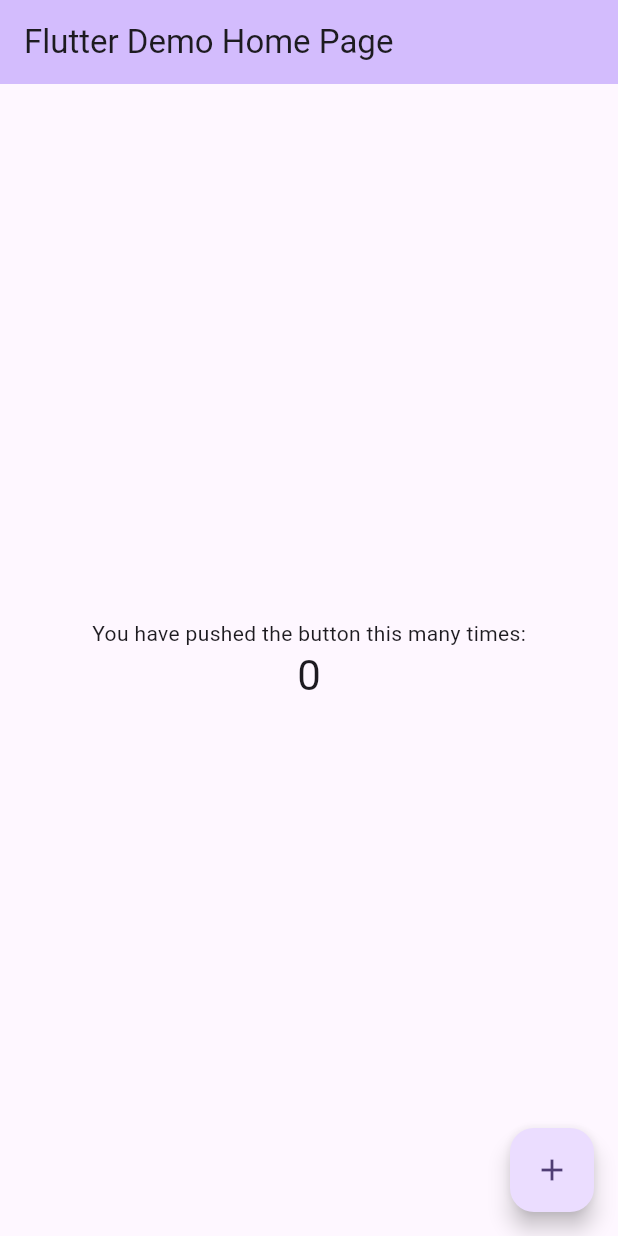
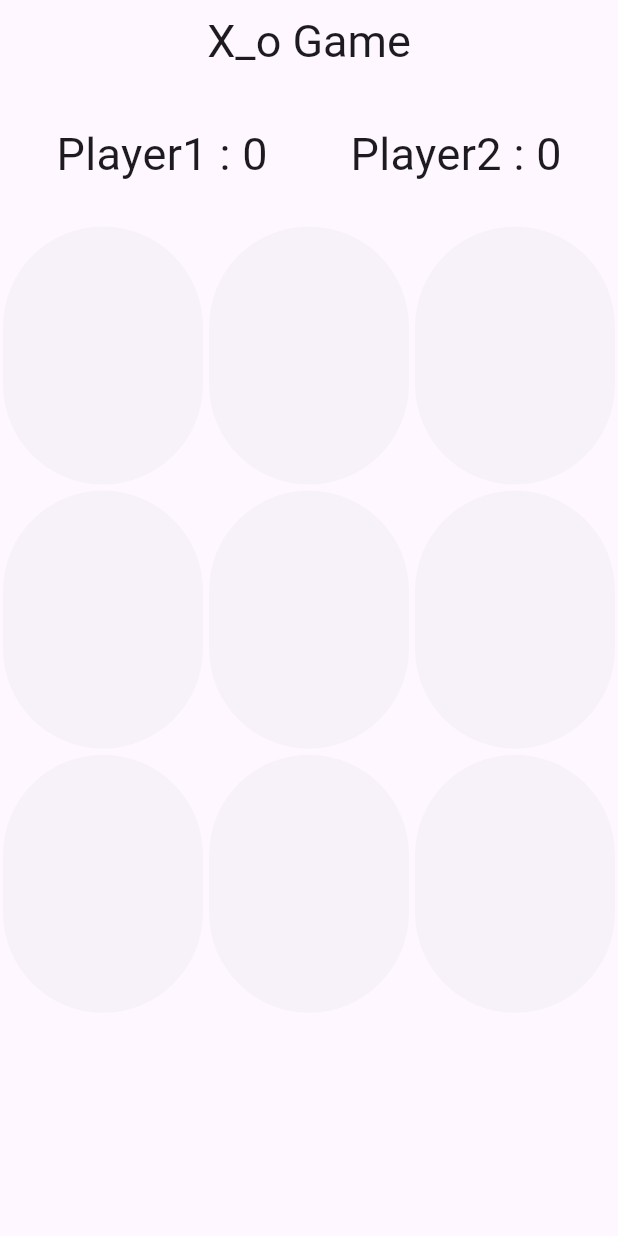
Before and after one commit to AHMED3ly4/xo_game, a Flutter app: the screen it shows after launch, on a phone screen of 412 x 824 dp. Run offline on Flutter 3.47's test engine with Material 3 defaults, Android fonts, the phone set to English and light mode, and no system bars.

Commit message:
game logic is done

```diff
--- /dev/null
+++ b/lib/cell.dart
@@ -0,0 +1,26 @@
+import 'package:flutter/material.dart';
+
+class Cell extends StatelessWidget {
+  String text;
+  int index;
+  void Function(int) whatToDo;
+  Cell({required this.text,required this.whatToDo,required this.index});
+  @override
+  Widget build(BuildContext context) {
+    return Padding(
+      padding: const EdgeInsets.all(2),
+      child: ElevatedButton(
+          onPressed: (){
+            whatToDo(index);
+          },
+          child: Text(text,
+              style: TextStyle(fontSize: 45),
+          ),
+        style: ElevatedButton.styleFrom(
+          elevation:0,
+          fixedSize: Size.fromWidth(double.infinity),
+        ),
+      ),
+    );
+  }
+}
--- /dev/null
+++ b/lib/game_screen.dart
@@ -0,0 +1,117 @@
+import 'package:flutter/material.dart';
+import 'package:xo_game/cell.dart';
+import 'package:xo_game/main.dart';
+
+class GameScreen extends StatefulWidget {
+static const routeName = 'game screen';
+  @override
+  State<GameScreen> createState() => _GameScreenState();
+}
+
+class _GameScreenState extends State<GameScreen> {
+  int turn =1;
+  int player1Score =0;
+  int player2Score =0;
+  void onCellClicked(int index){
+    if(cells[index].isEmpty){
+      if (turn.isOdd) {
+        cells[index] = 'X';
+        if(isWin('X')){
+          player1Score++;
+          newRound();
+        }else{
+          turn++;
+        }
+      } else {
+        cells[index] = 'O';
+        if(isWin('O')){
+          player2Score++;
+          newRound();
+        }else{
+          turn++;
+        }
+      }
+    }
+    setState(() {
+
+    });
+  }
+  bool isWin(String whoseTurn){
+    if(turn.isOdd){
+      whoseTurn='X';
+    }else{
+      whoseTurn='O';
+    }
+    if (cells[0] == whoseTurn &&
+        cells[4] == whoseTurn &&
+        cells[8] == whoseTurn){
+      return true;
+    }
+    if (cells[2] == whoseTurn &&
+        cells[4] == whoseTurn &&
+        cells[6] == whoseTurn){
+      return true;
+    }
+    for(int i=0;i<=6;i+=3){
+      if (cells[i] == whoseTurn &&
+          cells[i] == cells[i + 1] &&
+          cells[i] == cells[i + 2]) {
+        return true;
+      }
+    }
+    for(int i=0;i<=2;i++){
+      if (cells[i] == whoseTurn &&
+          cells[i+3] == whoseTurn &&
+          cells[i+6] == whoseTurn) {
+        return true;
+      }
+    }
+    return false;
+  }
+  void newRound(){
+    cells=List.generate(9, (index) => '');
+    turn=1;
+  }
+  List<String> cells=List.generate(9, (index) => '');
+  @override
+  Widget build(BuildContext context) {
+    return Scaffold(
+      appBar: AppBar(
+        title: Text(
+          'X_o Game',
+          style: TextStyle(fontSize: 30),
+        ),
+        centerTitle: true,
+      ),
+      body: Column(
+        children: [
+          Padding(
+            padding: const EdgeInsets.symmetric(horizontal: 10,vertical: 25),
+            child: Row(
+              mainAxisAlignment: MainAxisAlignment.spaceAround,
+              children: [
+                Text('Player1 : $player1Score',
+                style: TextStyle(fontSize: 30),
+                ),
+                Text('Player2 : $player2Score',
+                style: TextStyle(fontSize: 30),
+                ),
+              ],
+            ),
+          ),
+          Expanded(
+            child: GridView.builder(
+                gridDelegate: SliverGridDelegateWithFixedCrossAxisCount(
+                    crossAxisCount: 3,
+                  childAspectRatio: 0.78,
+                ),
+                itemBuilder: (context,index)=>Cell(text: cells[index],whatToDo: onCellClicked,index: index),
+              physics: NeverScrollableScrollPhysics(),
+              itemCount: cells.length,
+            ),
+          ),
+        ],
+      ),
+    );
+  }
+}
--- a/lib/main.dart
+++ b/lib/main.dart
@@ -1,125 +1,21 @@
 import 'package:flutter/material.dart';
+import 'package:xo_game/game_screen.dart';
 
 void main() {
-  runApp(const MyApp());
+  runApp(XoGame());
 }
 
-class MyApp extends StatelessWidget {
-  const MyApp({super.key});
+class XoGame extends StatelessWidget {
 
-  // This widget is the root of your application.
   @override
   Widget build(BuildContext context) {
     return MaterialApp(
-      title: 'Flutter Demo',
-      theme: ThemeData(
-        // This is the theme of your application.
-        //
-        // TRY THIS: Try running your application with "flutter run". You'll see
-        // the application has a blue toolbar. Then, without quitting the app,
-        // try changing the seedColor in the colorScheme below to Colors.green
-        // and then invoke "hot reload" (save your changes or press the "hot
-        // reload" button in a Flutter-supported IDE, or press "r" if you used
-        // the command line to start the app).
-        //
-        // Notice that the counter didn't reset back to zero; the application
-        // state is not lost during the reload. To reset the state, use hot
-        // restart instead.
-        //
-        // This works for code too, not just values: Most code changes can be
-        // tested with just a hot reload.
-        colorScheme: ColorScheme.fromSeed(seedColor: Colors.deepPurple),
-        useMaterial3: true,
-      ),
-      home: const MyHomePage(title: 'Flutter Demo Home Page'),
+      routes: {
+        GameScreen.routeName: (_) => GameScreen(),
+      },
+      initialRoute:GameScreen.routeName ,
+      debugShowCheckedModeBanner: false,
+
     );
   }
 }
-
-class MyHomePage extends StatefulWidget {
-  const MyHomePage({super.key, required this.title});
-
-  // This widget is the home page of your application. It is stateful, meaning
-  // that it has a State object (defined below) that contains fields that affect
-  // how it looks.
-
-  // This class is the configuration for the state. It holds the values (in this
-  // case the title) provided by the parent (in this case the App widget) and
-  // used by the build method of the State. Fields in a Widget subclass are
-  // always marked "final".
-
-  final String title;
-
-  @override
-  State<MyHomePage> createState() => _MyHomePageState();
-}
-
-class _MyHomePageState extends State<MyHomePage> {
-  int _counter = 0;
-
-  void _incrementCounter() {
-    setState(() {
-      // This call to setState tells the Flutter framework that something has
-      // changed in this State, which causes it to rerun the build method below
-      // so that the display can reflect the updated values. If we changed
-      // _counter without calling setState(), then the build method would not be
-      // called again, and so nothing would appear to happen.
-      _counter++;
-    });
-  }
-
-  @override
-  Widget build(BuildContext context) {
-    // This method is rerun every time setState is called, for instance as done
-    // by the _incrementCounter method above.
-    //
-    // The Flutter framework has been optimized to make rerunning build methods
-    // fast, so that you can just rebuild anything that needs updating rather
-    // than having to individually change instances of widgets.
-    return Scaffold(
-      appBar: AppBar(
-        // TRY THIS: Try changing the color here to a specific color (to
-        // Colors.amber, perhaps?) and trigger a hot reload to see the AppBar
-        // change color while the other colors stay the same.
-        backgroundColor: Theme.of(context).colorScheme.inversePrimary,
-        // Here we take the value from the MyHomePage object that was created by
-        // the App.build method, and use it to set our appbar title.
-        title: Text(widget.title),
-      ),
-      body: Center(
-        // Center is a layout widget. It takes a single child and positions it
-        // in the middle of the parent.
-        child: Column(
-          // Column is also a layout widget. It takes a list of children and
-          // arranges them vertically. By default, it sizes itself to fit its
-          // children horizontally, and tries to be as tall as its parent.
-          //
-          // Column has various properties to control how it sizes itself and
-          // how it positions its children. Here we use mainAxisAlignment to
-          // center the children vertically; the main axis here is the vertical
-          // axis because Columns are vertical (the cross axis would be
-          // horizontal).
-          //
-          // TRY THIS: Invoke "debug painting" (choose the "Toggle Debug Paint"
-          // action in the IDE, or press "p" in the console), to see the
-          // wireframe for each widget.
-          mainAxisAlignment: MainAxisAlignment.center,
-          children: <Widget>[
-            const Text(
-              'You have pushed the button this many times:',
-            ),
-            Text(
-              '$_counter',
-              style: Theme.of(context).textTheme.headlineMedium,
-            ),
-          ],
-        ),
-      ),
-      floatingActionButton: FloatingActionButton(
-        onPressed: _incrementCounter,
-        tooltip: 'Increment',
-        child: const Icon(Icons.add),
-      ), // This trailing comma makes auto-formatting nicer for build methods.
-    );
-  }
-}
```
Also changed, not shown: 1 other file.
